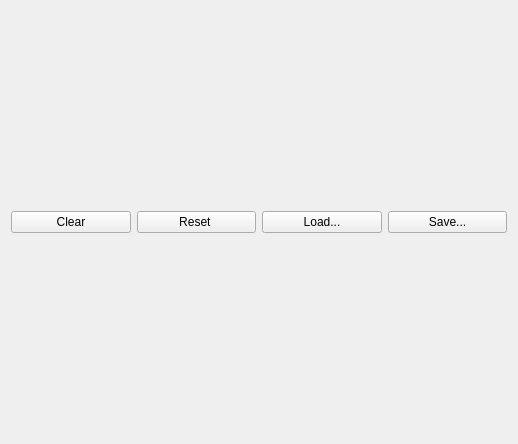
First picture: the form in apps/livreGUI/tfEditor/gui/TransferFunctionEditor.ui, repository BlueBrain/Livre, before the edit.
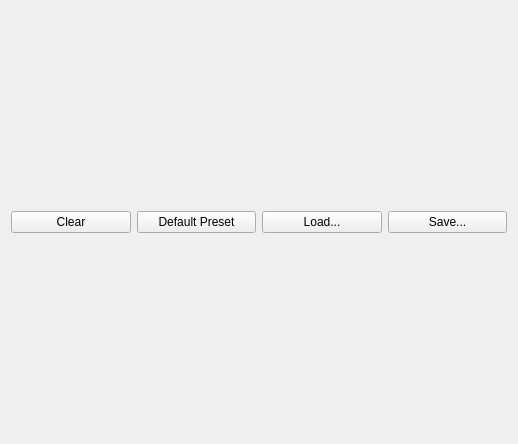
Second picture: the form after the edit.

Patch:
```diff
--- a/apps/livreGUI/tfEditor/gui/TransferFunctionEditor.ui
+++ b/apps/livreGUI/tfEditor/gui/TransferFunctionEditor.ui
@@ -26,7 +26,7 @@
      <item>
       <widget class="QPushButton" name="resetButton">
        <property name="text">
-        <string>Reset </string>
+        <string>Default Preset</string>
        </property>
       </widget>
      </item>
```
